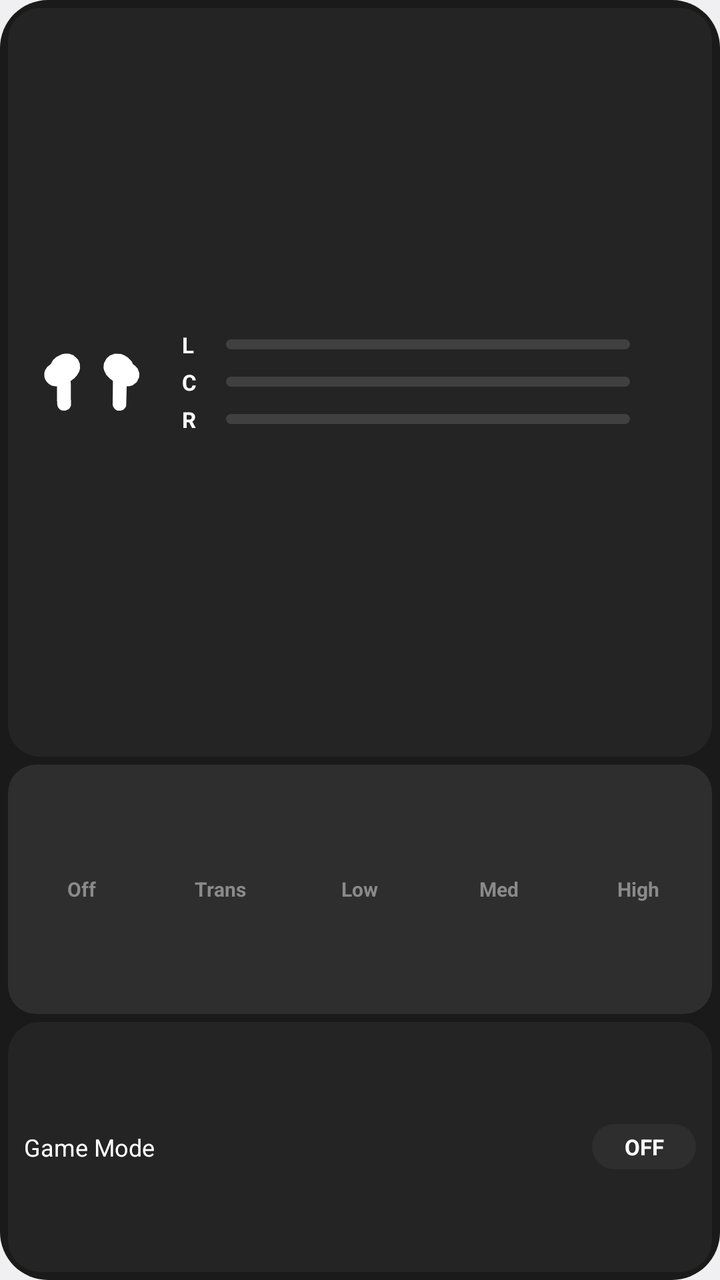
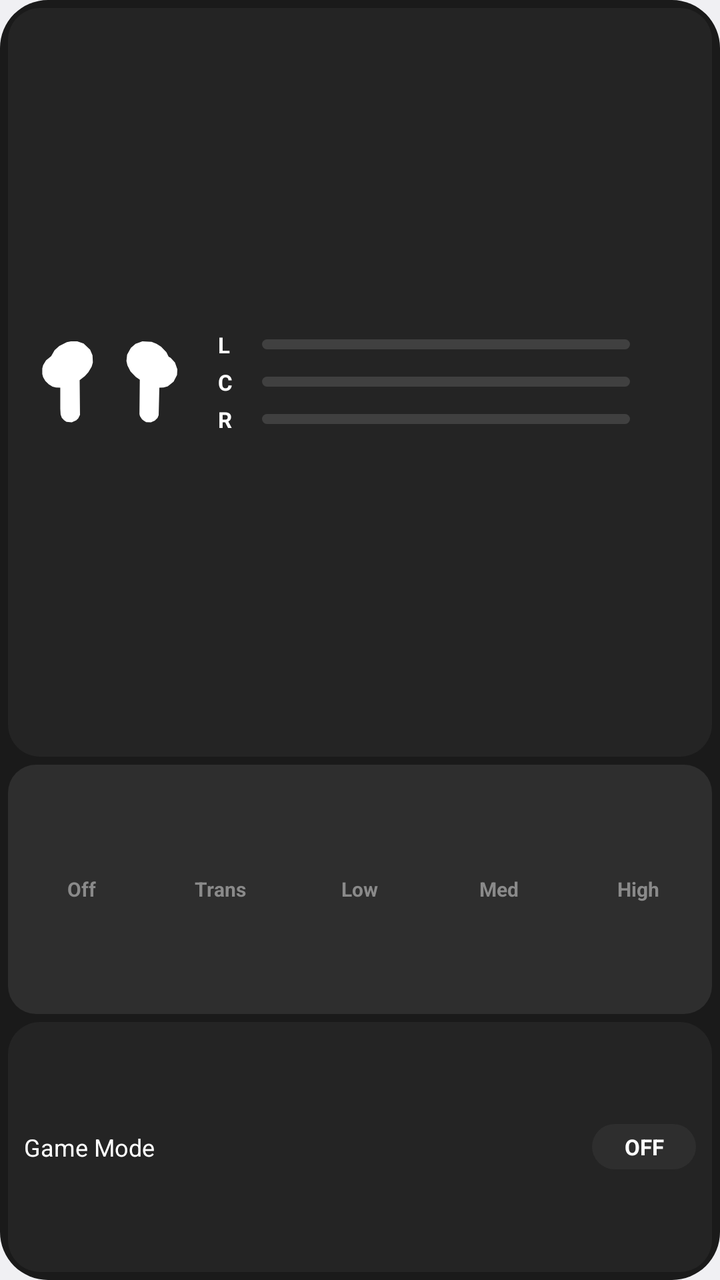

The first picture is an Android layout as it rendered before a commit; the second is the same layout after the commit. The layout source and the unified diff follow.
<!-- AndroidManifest.xml: application theme android:Theme.DeviceDefault.Light.NoActionBar -->
<!-- res/layout/activity_status_panel.xml -->
<?xml version="1.0" encoding="utf-8"?>
<LinearLayout xmlns:android="http://schemas.android.com/apk/res/android"
    android:id="@+id/statusPanelRoot"
    android:layout_width="match_parent"
    android:layout_height="match_parent"
    android:orientation="vertical"
    android:padding="4dp"
    android:background="@drawable/widget_outer_bg">

    
    <LinearLayout
        android:layout_width="match_parent"
        android:layout_height="0dp"
        android:layout_weight="3"
        android:orientation="horizontal"
        android:padding="7dp"
        android:background="@drawable/widget_card_bg"
        android:gravity="center_vertical">

        <LinearLayout
            android:layout_width="70dp"
            android:layout_height="match_parent"
            android:orientation="horizontal"
            android:gravity="center"
            android:padding="6dp">

            <ImageView
                android:id="@+id/status_bud_left"
                android:layout_width="0dp"
                android:layout_height="match_parent"
                android:layout_weight="1"
                android:scaleType="fitCenter"
                android:src="@drawable/ic_bud_left"
                android:contentDescription="@string/widget_battery_left" />

            <ImageView
                android:id="@+id/status_bud_right"
                android:layout_width="0dp"
                android:layout_height="match_parent"
                android:layout_weight="1"
                android:scaleType="fitCenter"
                android:src="@drawable/ic_bud_right"
                android:contentDescription="@string/widget_battery_right" />
        </LinearLayout>

        <LinearLayout
            android:layout_width="0dp"
            android:layout_height="wrap_content"
            android:layout_weight="1"
            android:orientation="vertical"
            android:paddingStart="10dp">

            <LinearLayout
                android:id="@+id/status_row_left"
                android:layout_width="match_parent"
                android:layout_height="wrap_content"
                android:orientation="horizontal"
                android:gravity="center_vertical"
                android:layout_marginBottom="4dp">

                <TextView
                    android:layout_width="14dp"
                    android:layout_height="wrap_content"
                    android:text="@string/widget_battery_left"
                    android:textColor="@color/widget_text_primary"
                    android:textSize="11sp"
                    android:textStyle="bold" />

                <ProgressBar
                    android:id="@+id/status_bar_left"
                    style="@android:style/Widget.ProgressBar.Horizontal"
                    android:layout_width="0dp"
                    android:layout_height="5dp"
                    android:layout_weight="1"
                    android:layout_marginStart="8dp"
                    android:layout_marginEnd="6dp"
                    android:max="100"
                    android:progress="0"
                    android:progressDrawable="@drawable/widget_battery_bar" />

                <TextView
                    android:id="@+id/status_text_left"
                    android:layout_width="28dp"
                    android:layout_height="wrap_content"
                    android:text=""
                    android:textColor="@color/widget_text_primary"
                    android:textSize="10sp"
                    android:gravity="end" />
            </LinearLayout>

            <LinearLayout
                android:id="@+id/status_row_case"
                android:layout_width="match_parent"
                android:layout_height="wrap_content"
                android:orientation="horizontal"
                android:gravity="center_vertical"
                android:layout_marginBottom="4dp">

                <TextView
                    android:layout_width="14dp"
                    android:layout_height="wrap_content"
                    android:text="@string/widget_battery_case"
                    android:textColor="@color/widget_text_primary"
                    android:textSize="11sp"
                    android:textStyle="bold" />

                <ProgressBar
                    android:id="@+id/status_bar_case"
                    style="@android:style/Widget.ProgressBar.Horizontal"
                    android:layout_width="0dp"
                    android:layout_height="5dp"
                    android:layout_weight="1"
                    android:layout_marginStart="8dp"
                    android:layout_marginEnd="6dp"
                    android:max="100"
                    android:progress="0"
                    android:progressDrawable="@drawable/widget_battery_bar" />

                <TextView
                    android:id="@+id/status_text_case"
                    android:layout_width="28dp"
                    android:layout_height="wrap_content"
                    android:text=""
                    android:textColor="@color/widget_text_primary"
                    android:textSize="10sp"
                    android:gravity="end" />
            </LinearLayout>

            <LinearLayout
                android:id="@+id/status_row_right"
                android:layout_width="match_parent"
                android:layout_height="wrap_content"
                android:orientation="horizontal"
                android:gravity="center_vertical">

                <TextView
                    android:layout_width="14dp"
                    android:layout_height="wrap_content"
                    android:text="@string/widget_battery_right"
                    android:textColor="@color/widget_text_primary"
                    android:textSize="11sp"
                    android:textStyle="bold" />

                <ProgressBar
                    android:id="@+id/status_bar_right"
                    style="@android:style/Widget.ProgressBar.Horizontal"
                    android:layout_width="0dp"
                    android:layout_height="5dp"
                    android:layout_weight="1"
                    android:layout_marginStart="8dp"
                    android:layout_marginEnd="6dp"
                    android:max="100"
                    android:progress="0"
                    android:progressDrawable="@drawable/widget_battery_bar" />

                <TextView
                    android:id="@+id/status_text_right"
                    android:layout_width="28dp"
                    android:layout_height="wrap_content"
                    android:text=""
                    android:textColor="@color/widget_text_primary"
                    android:textSize="10sp"
                    android:gravity="end" />
            </LinearLayout>
        </LinearLayout>
    </LinearLayout>

    
    <LinearLayout
        android:id="@+id/status_anc_segments"
        android:layout_width="match_parent"
        android:layout_height="0dp"
        android:layout_weight="1"
        android:layout_marginTop="4dp"
        android:orientation="horizontal"
        android:padding="2dp"
        android:background="@drawable/widget_segment_container">

        <TextView android:id="@+id/status_seg_off"
            android:layout_width="0dp" android:layout_height="match_parent"
            android:layout_weight="1" android:gravity="center"
            android:text="@string/widget_anc_off"
            android:textColor="@color/widget_segment_text"
            android:textSize="10sp" android:textStyle="bold"
            android:background="@drawable/widget_segment_bg" />

        <TextView android:id="@+id/status_seg_trans"
            android:layout_width="0dp" android:layout_height="match_parent"
            android:layout_weight="1" android:gravity="center"
            android:text="@string/widget_anc_trans"
            android:textColor="@color/widget_segment_text"
            android:textSize="10sp" android:textStyle="bold"
            android:background="@drawable/widget_segment_bg" />

        <TextView android:id="@+id/status_seg_low"
            android:layout_width="0dp" android:layout_height="match_parent"
            android:layout_weight="1" android:gravity="center"
            android:text="@string/widget_anc_low"
            android:textColor="@color/widget_segment_text"
            android:textSize="10sp" android:textStyle="bold"
            android:background="@drawable/widget_segment_bg" />

        <TextView android:id="@+id/status_seg_med"
            android:layout_width="0dp" android:layout_height="match_parent"
            android:layout_weight="1" android:gravity="center"
            android:text="@string/widget_anc_med"
            android:textColor="@color/widget_segment_text"
            android:textSize="10sp" android:textStyle="bold"
            android:background="@drawable/widget_segment_bg" />

        <TextView android:id="@+id/status_seg_high"
            android:layout_width="0dp" android:layout_height="match_parent"
            android:layout_weight="1" android:gravity="center"
            android:text="@string/widget_anc_high"
            android:textColor="@color/widget_segment_text"
            android:textSize="10sp" android:textStyle="bold"
            android:background="@drawable/widget_segment_bg" />
    </LinearLayout>

    
    <LinearLayout
        android:id="@+id/status_game_row"
        android:layout_width="match_parent"
        android:layout_height="0dp"
        android:layout_weight="1"
        android:layout_marginTop="4dp"
        android:orientation="horizontal"
        android:paddingStart="8dp"
        android:paddingEnd="8dp"
        android:background="@drawable/widget_card_bg"
        android:gravity="center_vertical">

        <TextView
            android:layout_width="0dp"
            android:layout_height="wrap_content"
            android:layout_weight="1"
            android:text="@string/widget_game_mode_label"
            android:textColor="@color/widget_text_primary"
            android:textSize="12sp" />

        <TextView
            android:id="@+id/status_game_switch"
            android:layout_width="wrap_content"
            android:layout_height="wrap_content"
            android:minWidth="52dp"
            android:paddingStart="14dp"
            android:paddingEnd="14dp"
            android:paddingTop="4dp"
            android:paddingBottom="4dp"
            android:gravity="center"
            android:text="OFF"
            android:textColor="@color/widget_text_primary"
            android:textSize="11sp"
            android:textStyle="bold"
            android:background="@drawable/widget_button_bg" />
    </LinearLayout>
</LinearLayout>
<!-- resources referenced by this layout -->
<resources>
  <color name="widget_segment_text">#8A8A8A</color>
  <color name="widget_text_primary">#FFFFFF</color>
  <!-- drawable ic_bud_left (drawable) -->
  <?xml version="1.0" encoding="utf-8"?>
  <vector xmlns:android="http://schemas.android.com/apk/res/android"
      android:width="48dp" android:height="48dp"
      android:viewportWidth="48" android:viewportHeight="48">
      <path android:fillColor="#FFFFFF"
          android:pathData="M 25.8 47.5 L 22.7 47.2 L 21.4 46.4 L 20.0 44.9 L 19.3 43.0 L 19.1 39.7 L 19.1 27.3 L 16.6 27.2 L 14.6 26.7 L 12.4 25.4 L 10.4 23.4 L 9.1 21.2 L 8.6 19.4 L 8.6 16.1 L 9.1 14.2 L 10.8 11.4 L 13.8 9.0 L 15.8 5.5 L 18.5 3.0 L 22.9 0.8 L 25.3 0.3 L 29.0 0.3 L 32.7 1.6 L 36.5 5.2 L 37.9 8.5 L 38.1 12.6 L 37.4 15.1 L 35.5 18.3 L 33.4 20.6 L 30.4 22.9 L 30.6 43.2 L 29.6 45.2 L 28.4 46.4 Z" />
  </vector>
  <!-- drawable ic_bud_right (drawable) -->
  <?xml version="1.0" encoding="utf-8"?>
  <vector xmlns:android="http://schemas.android.com/apk/res/android"
      android:width="48dp" android:height="48dp"
      android:viewportWidth="48" android:viewportHeight="48">
      <path android:fillColor="#FFFFFF"
          android:pathData="M 23.8 47.5 L 21.0 47.4 L 19.6 46.6 L 18.6 45.8 L 17.4 43.9 L 17.1 42.8 L 17.3 22.7 L 15.0 21.1 L 11.9 17.9 L 10.1 14.4 L 9.5 11.8 L 9.9 8.1 L 12.1 4.1 L 14.8 1.8 L 18.8 0.3 L 24.2 0.6 L 27.1 1.8 L 29.7 3.4 L 32.8 6.6 L 34.1 9.2 L 35.3 9.9 L 37.8 12.6 L 39.2 16.6 L 39.0 19.9 L 37.0 23.8 L 33.6 26.5 L 31.2 27.2 L 28.7 27.3 L 28.3 43.4 L 27.6 45.0 L 26.0 46.6 Z" />
  </vector>
  <!-- drawable widget_button_bg (drawable) -->
  <?xml version="1.0" encoding="utf-8"?>
  <shape xmlns:android="http://schemas.android.com/apk/res/android"
      android:shape="rectangle">
      <solid android:color="@color/widget_bg_button" />
      <corners android:radius="16dp" />
  </shape>
  <!-- drawable widget_card_bg (drawable) -->
  <?xml version="1.0" encoding="utf-8"?>
  <shape xmlns:android="http://schemas.android.com/apk/res/android"
      android:shape="rectangle">
      <solid android:color="@color/widget_bg_card" />
      <corners android:radius="16dp" />
  </shape>
  <!-- drawable widget_outer_bg (drawable) -->
  <?xml version="1.0" encoding="utf-8"?>
  <shape xmlns:android="http://schemas.android.com/apk/res/android"
      android:shape="rectangle">
      <solid android:color="@color/widget_bg_outer" />
      <corners android:radius="24dp" />
  </shape>
  <!-- drawable widget_segment_bg (drawable) -->
  <?xml version="1.0" encoding="utf-8"?>
  <shape xmlns:android="http://schemas.android.com/apk/res/android"
      android:shape="rectangle">
      <solid android:color="#00000000" />
      <corners android:radius="10dp" />
  </shape>
  <string name="widget_anc_high">High</string>
  <string name="widget_anc_low">Low</string>
  <string name="widget_anc_med">Med</string>
  <string name="widget_anc_off">Off</string>
  <string name="widget_anc_trans">Trans</string>
  <string name="widget_battery_case">C</string>
  <string name="widget_battery_left">L</string>
  <string name="widget_battery_right">R</string>
  <string name="widget_game_mode_label">Game Mode</string>
  <color name="widget_bar_track">#404040</color>
  <color name="widget_bar_fill">#FFFFFF</color>
  <color name="widget_bg_button">#2E2E2E</color>
  <color name="widget_bg_card">#242424</color>
  <color name="widget_bg_outer">#1A1A1A</color>
  <color name="widget_segment_bg">#2E2E2E</color>
  <!-- unchanged entries left out for length: 2 -->
</resources>

<!-- the commit's change to res/layout/activity_status_panel.xml (unified diff, before → after) -->
@@ -1,8 +1,8 @@
 <?xml version="1.0" encoding="utf-8"?>
 <LinearLayout xmlns:android="http://schemas.android.com/apk/res/android"
     android:id="@+id/statusPanelRoot"
-    android:layout_width="match_parent"
-    android:layout_height="match_parent"
+    android:layout_width="@dimen/widget_panel_width"
+    android:layout_height="@dimen/widget_panel_height"
     android:orientation="vertical"
     android:padding="4dp"
     android:background="@drawable/widget_outer_bg">
@@ -18,11 +18,14 @@
         android:gravity="center_vertical">
 
         <LinearLayout
-            android:layout_width="70dp"
+            android:layout_width="88dp"
             android:layout_height="match_parent"
             android:orientation="horizontal"
             android:gravity="center"
-            android:padding="6dp">
+            android:paddingTop="2dp"
+            android:paddingBottom="2dp"
+            android:paddingStart="2dp"
+            android:paddingEnd="2dp">
 
             <ImageView
                 android:id="@+id/status_bud_left"
<!-- resource entries referenced after the edit -->
@@ -2,21 +2,35 @@
 <resources>
   <color name="widget_segment_text">#8A8A8A</color>
   <color name="widget_text_primary">#FFFFFF</color>
+  <dimen name="widget_panel_height">148dp</dimen>
+  <dimen name="widget_panel_width">200dp</dimen>
   <!-- drawable ic_bud_left (drawable) -->
   <?xml version="1.0" encoding="utf-8"?>
   <vector xmlns:android="http://schemas.android.com/apk/res/android"
       android:width="48dp" android:height="48dp"
       android:viewportWidth="48" android:viewportHeight="48">
-      <path android:fillColor="#FFFFFF"
-          android:pathData="M 25.8 47.5 L 22.7 47.2 L 21.4 46.4 L 20.0 44.9 L 19.3 43.0 L 19.1 39.7 L 19.1 27.3 L 16.6 27.2 L 14.6 26.7 L 12.4 25.4 L 10.4 23.4 L 9.1 21.2 L 8.6 19.4 L 8.6 16.1 L 9.1 14.2 L 10.8 11.4 L 13.8 9.0 L 15.8 5.5 L 18.5 3.0 L 22.9 0.8 L 25.3 0.3 L 29.0 0.3 L 32.7 1.6 L 36.5 5.2 L 37.9 8.5 L 38.1 12.6 L 37.4 15.1 L 35.5 18.3 L 33.4 20.6 L 30.4 22.9 L 30.6 43.2 L 29.6 45.2 L 28.4 46.4 Z" />
+      <group
+          android:scaleX="0.98"
+          android:scaleY="0.98"
+          android:translateX="0.867"
+          android:translateY="0.082">
+          <path android:fillColor="#FFFFFF"
+              android:pathData="M 25.8 47.5 L 22.7 47.2 L 21.4 46.4 L 20.0 44.9 L 19.3 43.0 L 19.1 39.7 L 19.1 27.3 L 16.6 27.2 L 14.6 26.7 L 12.4 25.4 L 10.4 23.4 L 9.1 21.2 L 8.6 19.4 L 8.6 16.1 L 9.1 14.2 L 10.8 11.4 L 13.8 9.0 L 15.8 5.5 L 18.5 3.0 L 22.9 0.8 L 25.3 0.3 L 29.0 0.3 L 32.7 1.6 L 36.5 5.2 L 37.9 8.5 L 38.1 12.6 L 37.4 15.1 L 35.5 18.3 L 33.4 20.6 L 30.4 22.9 L 30.6 43.2 L 29.6 45.2 L 28.4 46.4 Z" />
+      </group>
   </vector>
   <!-- drawable ic_bud_right (drawable) -->
   <?xml version="1.0" encoding="utf-8"?>
   <vector xmlns:android="http://schemas.android.com/apk/res/android"
       android:width="48dp" android:height="48dp"
       android:viewportWidth="48" android:viewportHeight="48">
-      <path android:fillColor="#FFFFFF"
-          android:pathData="M 23.8 47.5 L 21.0 47.4 L 19.6 46.6 L 18.6 45.8 L 17.4 43.9 L 17.1 42.8 L 17.3 22.7 L 15.0 21.1 L 11.9 17.9 L 10.1 14.4 L 9.5 11.8 L 9.9 8.1 L 12.1 4.1 L 14.8 1.8 L 18.8 0.3 L 24.2 0.6 L 27.1 1.8 L 29.7 3.4 L 32.8 6.6 L 34.1 9.2 L 35.3 9.9 L 37.8 12.6 L 39.2 16.6 L 39.0 19.9 L 37.0 23.8 L 33.6 26.5 L 31.2 27.2 L 28.7 27.3 L 28.3 43.4 L 27.6 45.0 L 26.0 46.6 Z" />
+      <group
+          android:scaleX="0.98"
+          android:scaleY="0.98"
+          android:translateX="0.077"
+          android:translateY="0.082">
+          <path android:fillColor="#FFFFFF"
+              android:pathData="M 23.8 47.5 L 21.0 47.4 L 19.6 46.6 L 18.6 45.8 L 17.4 43.9 L 17.1 42.8 L 17.3 22.7 L 15.0 21.1 L 11.9 17.9 L 10.1 14.4 L 9.5 11.8 L 9.9 8.1 L 12.1 4.1 L 14.8 1.8 L 18.8 0.3 L 24.2 0.6 L 27.1 1.8 L 29.7 3.4 L 32.8 6.6 L 34.1 9.2 L 35.3 9.9 L 37.8 12.6 L 39.2 16.6 L 39.0 19.9 L 37.0 23.8 L 33.6 26.5 L 31.2 27.2 L 28.7 27.3 L 28.3 43.4 L 27.6 45.0 L 26.0 46.6 Z" />
+      </group>
   </vector>
   <!-- drawable widget_button_bg (drawable) -->
   <?xml version="1.0" encoding="utf-8"?>
